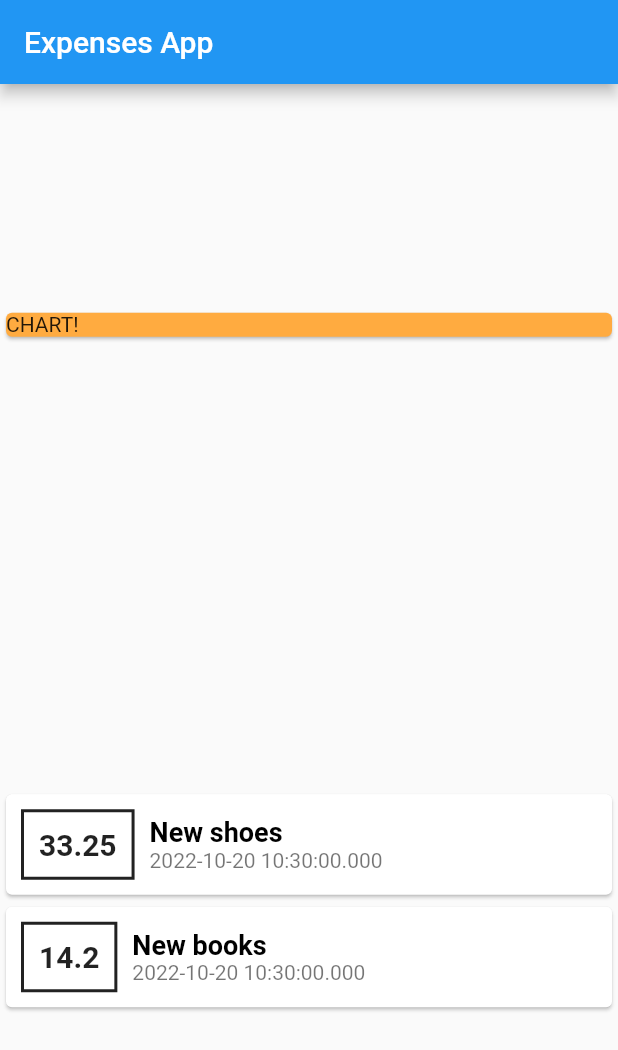
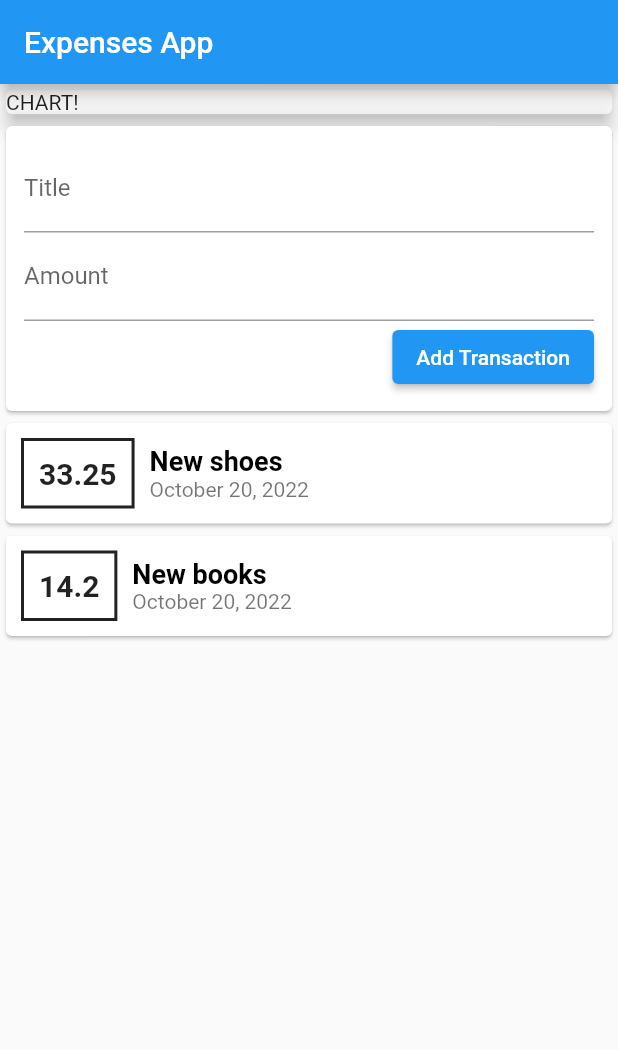
Before and after one commit to Kvitusja/expenses_tracker, a Flutter app: the screen it shows after launch, on a phone screen of 412 x 824 dp. Shown: the top 1050 px of the screen. Run offline on Flutter 3.47's test engine with Material 2 defaults, Android fonts, the phone set to English and light mode, and no system bars.

Commit message:
'second'

```diff
--- a/lib/main.dart
+++ b/lib/main.dart
@@ -1,27 +1,18 @@
-import 'package:expenses_tracker/transactions.dart';
+import 'package:expenses_tracker/widgets/user_transactions.dart';
 import 'package:flutter/material.dart';
+
+import 'models/transactions.dart';
+
 
 void main() {
   runApp(MyApp());
 }
 
 class MyApp extends StatelessWidget {
-  final List<Transactions> transactions = [
-    Transactions(
-      id: 't1',
-      title: 'New shoes',
-      amount: 33.25,
-      date: DateTime.now(),
-    ),
-    Transactions(
-      id: 't2',
-      title: 'New books',
-      amount: 14.2,
-      date: DateTime.now(),
-    ),
-  ];
 
   MyApp({super.key});
+
+   //List<Transactions> transactions;
 
   @override
   Widget build(BuildContext context) {
@@ -30,54 +21,22 @@ class MyApp extends StatelessWidget {
         appBar: AppBar(
           title: const Text('Expenses App'),
         ),
-        body: Column(
-          mainAxisAlignment: MainAxisAlignment.spaceAround,
-          crossAxisAlignment: CrossAxisAlignment.stretch,
+        body: SingleChildScrollView(
+          child: Column(
+            //mainAxisAlignment: MainAxisAlignment.spaceAround,
+            //crossAxisAlignment: CrossAxisAlignment.stretch,
             children: [
               Container(
                 width: double.infinity,
                 child: const Card(
-                color: Colors.orangeAccent,
+                  color: Colors.white70,
+                  elevation: 5,
                   child: Text('CHART!'),
                 ),
               ),
-            Column(
-                children: transactions
-                    .map(
-                      (transaction) => Card(
-                        child: Row(
-                          children: [
-                            Container(
-                              decoration: BoxDecoration(
-                                  border: Border.all(
-                                      color: Colors.black87, width: 2)),
-                              margin: const EdgeInsets.all(10),
-                              padding: const EdgeInsets.all(10),
-                              child: Text(transaction.amount.toString(), style: const TextStyle(fontWeight: FontWeight.bold, fontSize: 20),),
-                            ),
-                            Column(
-                              crossAxisAlignment: CrossAxisAlignment.start,
-                              children: [
-                                Text(
-                                  transaction.title,
-                                  style: const TextStyle(
-                                      fontWeight: FontWeight.bold,
-                                      fontSize: 18,
-                                      color: Colors.black),
-                                  textAlign: TextAlign.left,
-                                ),
-                                Text(
-                                  transaction.date.toString(),
-                                  style: const TextStyle(color: Colors.black54),
-                                ),
+              const UserTransaction(),
             ],
           ),
-                          ],
-                        ),
-                      ),
-                    )
-                    .toList()),
-          ],
         ),
       ),
     );
--- /dev/null
+++ b/lib/widgets/new_transaction.dart
@@ -0,0 +1,55 @@
+import 'package:flutter/material.dart';
+
+class NewTransaction extends StatelessWidget {
+  final Function addNewTransaction;
+  NewTransaction({Key? key, required this.addNewTransaction}) : super(key: key);
+  final titleController = TextEditingController();
+  final amountController = TextEditingController();
+
+  void SubmitData() {
+    addNewTransaction(
+      titleController.text,
+      double.parse(amountController.text),
+    );
+  }
+
+  @override
+  Widget build(BuildContext context) {
+    return Card(
+      child: Padding(
+        padding: const EdgeInsets.all(12.0),
+        child: Column(
+          crossAxisAlignment: CrossAxisAlignment.end,
+          children: [
+            TextField(
+              textInputAction: TextInputAction.next,
+              decoration: const InputDecoration(labelText: 'Title'),
+              controller: titleController,
+            ),
+            TextField(
+              keyboardType: TextInputType.number,
+              decoration: const InputDecoration(labelText: 'Amount'),
+              controller: amountController,
+              onSubmitted: (_)=> SubmitData,
+            ),
+            ElevatedButton(
+              style: const ButtonStyle(
+                backgroundColor: MaterialStatePropertyAll(Colors.blue),
+              ),
+              onPressed: () {
+                addNewTransaction(
+                  titleController.text,
+                  double.parse(amountController.text),
+                );
+              },
+              child: const Text(
+                'Add Transaction',
+                style: TextStyle(color: Colors.white),
+              ),
+            ),
+          ],
+        ),
+      ),
+    );
+  }
+}
--- /dev/null
+++ b/lib/widgets/transactions_list.dart
@@ -0,0 +1,56 @@
+import 'package:flutter/material.dart';
+import 'package:intl/intl.dart';
+
+import '../models/transactions.dart';
+
+class TransactionsList extends StatelessWidget {
+  final List<Transactions> transactions;
+  const TransactionsList({Key? key, required this.transactions}) : super(key: key);
+
+  @override
+  Widget build(BuildContext context) {
+    return Container(
+      height: 380,
+      child: ListView.builder(
+        itemCount: transactions.length,
+        itemBuilder: (BuildContext context, int index) {
+          return Card(
+            child: Row(
+              children: [
+                Container(
+                  decoration: BoxDecoration(
+                      border: Border.all(
+                          color: Colors.black87, width: 2)),
+                  margin: const EdgeInsets.all(10),
+                  padding: const EdgeInsets.all(10),
+                  child: Text(
+                    transactions[index].amount.toString(),
+                    style: const TextStyle(
+                        fontWeight: FontWeight.bold, fontSize: 20),
+                  ),
+                ),
+                Column(
+                  crossAxisAlignment: CrossAxisAlignment.start,
+                  children: [
+                    Text(
+                      transactions[index].title,
+                      style: const TextStyle(
+                          fontWeight: FontWeight.bold,
+                          fontSize: 18,
+                          color: Colors.black),
+                      textAlign: TextAlign.left,
+                    ),
+                    Text(
+                      DateFormat.yMMMMd().format(transactions[index].date),
+                      style: const TextStyle(color: Colors.black54),
+                    ),
+                  ],
+                ),
+              ],
+            ),
+          );
+        },
+      ),
+    );
+  }
+}
--- /dev/null
+++ b/lib/widgets/user_transactions.dart
@@ -0,0 +1,52 @@
+import 'package:expenses_tracker/widgets/new_transaction.dart';
+import 'package:expenses_tracker/widgets/transactions_list.dart';
+import 'package:flutter/material.dart';
+
+import '../models/transactions.dart';
+
+class UserTransaction extends StatefulWidget {
+  const UserTransaction({Key? key}) : super(key: key);
+
+  @override
+  State<UserTransaction> createState() => _UserTransactionState();
+}
+
+class _UserTransactionState extends State<UserTransaction> {
+  final List<Transactions> userTransactions = [
+    Transactions(
+      id: 't1',
+      title: 'New shoes',
+      amount: 33.25,
+      date: DateTime.now(),
+    ),
+    Transactions(
+      id: 't2',
+      title: 'New books',
+      amount: 14.2,
+      date: DateTime.now(),
+    ),
+  ];
+
+  void _addNewTransaction(String newTitle, double newAmount) {
+    final newTransaction = Transactions(
+      title: newTitle,
+      amount: newAmount,
+      date: DateTime.now(),
+      id: DateTime.now().toString(),
+    );
+
+    setState(() {
+      userTransactions.add(newTransaction);
+    });
+  }
+
+  @override
+  Widget build(BuildContext context) {
+    return Column(
+      children: [
+        NewTransaction(addNewTransaction: _addNewTransaction),
+        TransactionsList(transactions: userTransactions),
+      ],
+    );
+  }
+}
--- a/pubspec.yaml
+++ b/pubspec.yaml
@@ -20,7 +20,7 @@ publish_to: 'none' # Remove this line if you wish to publish to pub.dev
 version: 1.0.0+1
 
 environment:
-  sdk: '>=2.18.1 <3.0.0'
+  sdk: '>=2.18.0 <3.0.0'
 
 # Dependencies specify other packages that your package needs in order to work.
 # To automatically upgrade your package dependencies to the latest versions
@@ -31,6 +31,7 @@ environment:
 dependencies:
   flutter:
     sdk: flutter
+  intl: ^0.17.0
 
 
   # The following adds the Cupertino Icons font to your application.
```
Also changed, not shown: lib/models/transactions.dart (renamed from lib/transactions.dart), pubspec.lock, 1 other file. Lines whose indentation alone changed are shown as unchanged.
